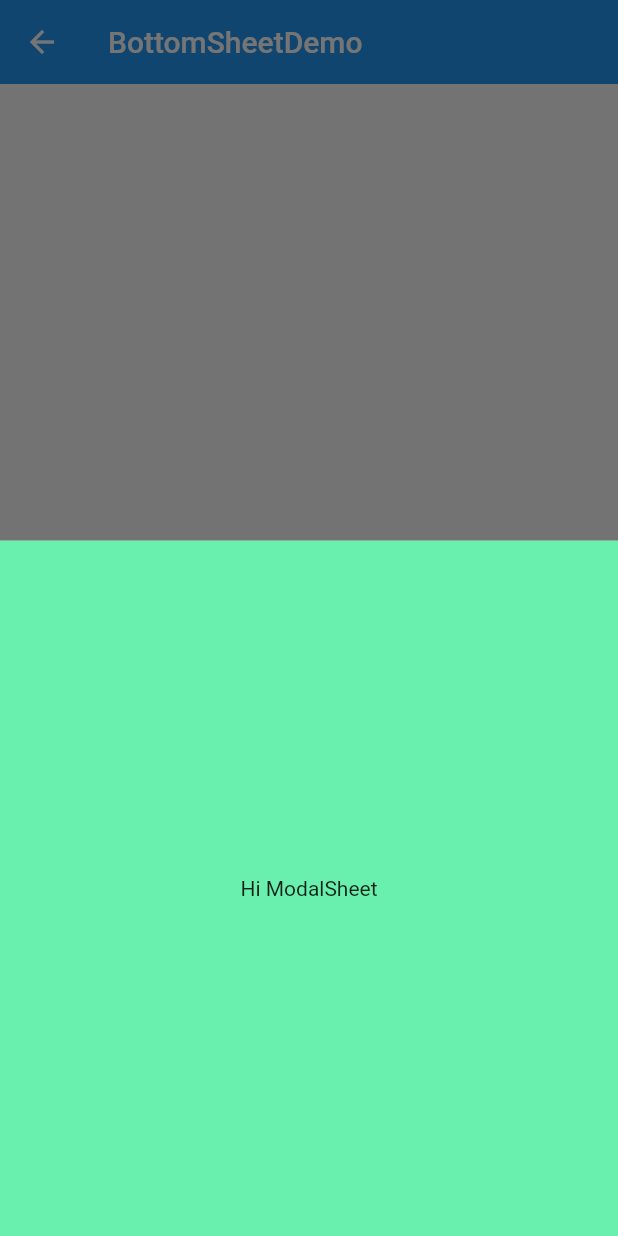
After one commit to leroylau/flutter_basic_demos, a Flutter app: the BottomSheetDemo screen opened by its route, after a tap on "Persist", after a tap on "Modal", on a phone screen of 412 x 824 dp. The commit adds this screen. Run offline on Flutter 3.47's test engine with Material 2 defaults, Android fonts, the phone set to English and light mode, and no system bars; our stand-ins replace connectivity.

Commit message:
Add BottomSheet to main; two main function: showModalBottomSheet and showBottomSheet

```diff
--- /dev/null
+++ b/lib/demos/bottom_sheet.dart
@@ -0,0 +1,94 @@
+import 'package:flutter/material.dart';
+
+class BottomSheetDemo extends StatefulWidget {
+  @override
+  _BottomSheetDemoState createState() => _BottomSheetDemoState();
+}
+
+class _BottomSheetDemoState extends State<BottomSheetDemo> {
+  final _scaffoldKey = GlobalKey<ScaffoldState>();
+  VoidCallback _showPersBottomsheetCallBack;
+
+  @override
+  void initState() {
+    _showPersBottomsheetCallBack = _showBottomSheet;
+    super.initState();
+  }
+
+  void _showBottomSheet() {
+    setState(() {
+      _showPersBottomsheetCallBack = null;
+    });
+    _scaffoldKey.currentState
+        // Shows a persistent material design bottom sheet in the nearest [Scaffold].
+        .showBottomSheet(
+          (context) {
+            return Container(
+              height: 300.0,
+              color: Colors.greenAccent,
+              child: Center(
+                child: Text('Hi BttomSheet'),
+              ),
+            );
+          },
+        )
+        // return a future when completes after feature is no longer visible
+        .closed
+        // Registers a function to be called when this future completes.
+        .whenComplete(() {
+          if (mounted) {
+            setState(() {
+              // set the state back to persist
+              _showPersBottomsheetCallBack = _showBottomSheet;
+            });
+          }
+        });
+  }
+
+  void _showModalSheet() {
+    // Shows a modal material design bottom sheet.
+    showModalBottomSheet(
+      context: context,
+      builder: (builder) {
+        return Container(
+          color: Colors.greenAccent,
+          child: Center(
+            child: Text('Hi ModalSheet'),
+          ),
+        );
+      },
+    );
+  }
+
+  @override
+  Widget build(BuildContext context) {
+    return Scaffold(
+      key: _scaffoldKey,
+      appBar: AppBar(
+        title: Text('BottomSheetDemo'),
+        elevation: 0.0,
+      ),
+      body: Padding(
+        padding: EdgeInsets.all(20.0),
+        child: Center(
+          child: Column(
+            mainAxisAlignment: MainAxisAlignment.center,
+            children: <Widget>[
+              RaisedButton(
+                child: Text('Persist'),
+                onPressed: _showPersBottomsheetCallBack,
+              ),
+              Padding(
+                padding: EdgeInsets.only(top: 10.0),
+              ),
+              RaisedButton(
+                child: Text('Modal'),
+                onPressed: _showModalSheet,
+              ),
+            ],
+          ),
+        ),
+      ),
+    );
+  }
+}
--- a/lib/main.dart
+++ b/lib/main.dart
@@ -1,3 +1,4 @@
+import 'package:basic_demo/demos/bottom_sheet.dart';
 import 'package:basic_demo/demos/http_demo.dart';
 import 'package:basic_demo/demos/web_socket_demo.dart';
 import 'package:basic_demo/widgets/demo_box.dart';
@@ -17,6 +18,7 @@ class MyApp extends StatelessWidget {
       home: MyHomePage(title: 'Flutter Demos'),
       routes: {
         'httpDemo': (context) => HttpDemo(),
+        'bottomSheet': (context) => BottomSheetDemo(),
       },
     );
   }
@@ -65,6 +67,12 @@ class _MyHomePageState extends State<MyHomePage> {
                     );
                   },
                 ),
+                DemoBox(
+                  title: 'BottomSheet',
+                  onTap: () {
+                    Navigator.pushNamed(context, 'bottomSheet');
+                  },
+                ),
               ],
             ),
           ),
--- a/pubspec.yaml
+++ b/pubspec.yaml
@@ -17,8 +17,9 @@ environment:
   sdk: ">=2.1.0 <3.0.0"
 
 dependencies:
-  connectivity:
-  web_socket_channel:
+  font_awesome_flutter: ^8.4.0
+  connectivity: ^0.4.2+2
+  web_socket_channel: ^1.0.12
   http: ^0.12.0+2
   flutter:
     sdk: flutter
```
Also changed, not shown: pubspec.lock, 1 other file.
